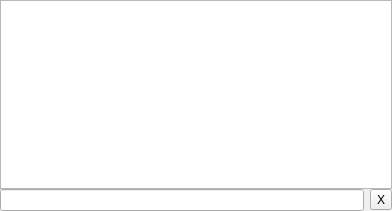
First picture: the form in ui/mainwindow.ui, repository remerico/schnote, before the edit.
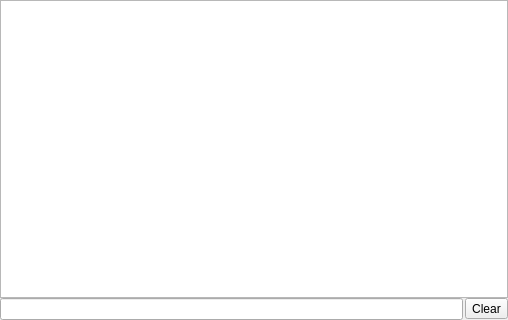
Second picture: the form after the edit.

Patch:
```diff
--- a/ui/mainwindow.ui
+++ b/ui/mainwindow.ui
@@ -6,8 +6,8 @@
    <rect>
     <x>0</x>
     <y>0</y>
-    <width>392</width>
-    <height>211</height>
+    <width>508</width>
+    <height>320</height>
    </rect>
   </property>
   <property name="windowTitle">
@@ -30,13 +30,16 @@
        <property name="margin">
         <number>0</number>
        </property>
+       <property name="spacing">
+        <number>2</number>
+       </property>
        <item row="0" column="0">
         <widget class="QLineEdit" name="searchInput"/>
        </item>
        <item row="0" column="1">
         <widget class="QToolButton" name="clearSearch">
          <property name="text">
-          <string>X</string>
+          <string>Clear</string>
          </property>
         </widget>
        </item>
```
